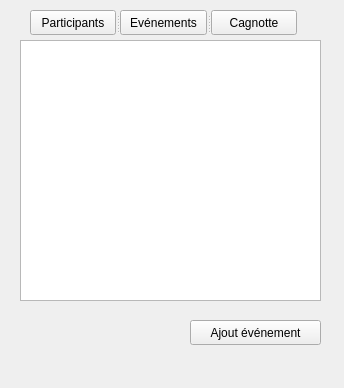
The window that gestionevents.ui (Obsywon/ShareCount) describes before a commit, drawn with Qt 5.
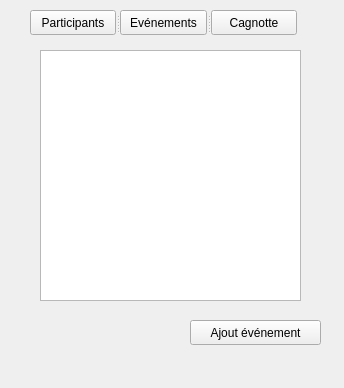
The same window after the commit.

Commit message: Affichage Des Events

The edit to the form file:
```diff
--- a/gestionevents.ui
+++ b/gestionevents.ui
@@ -54,13 +54,13 @@
     <string>Ajout événement</string>
    </property>
   </widget>
-  <widget class="QListView" name="gr_events">
+  <widget class="QListWidget" name="listEvent">
    <property name="geometry">
     <rect>
-     <x>20</x>
-     <y>40</y>
-     <width>301</width>
-     <height>261</height>
+     <x>40</x>
+     <y>50</y>
+     <width>261</width>
+     <height>251</height>
     </rect>
    </property>
   </widget>
```
The commit also changes 12 other files.
